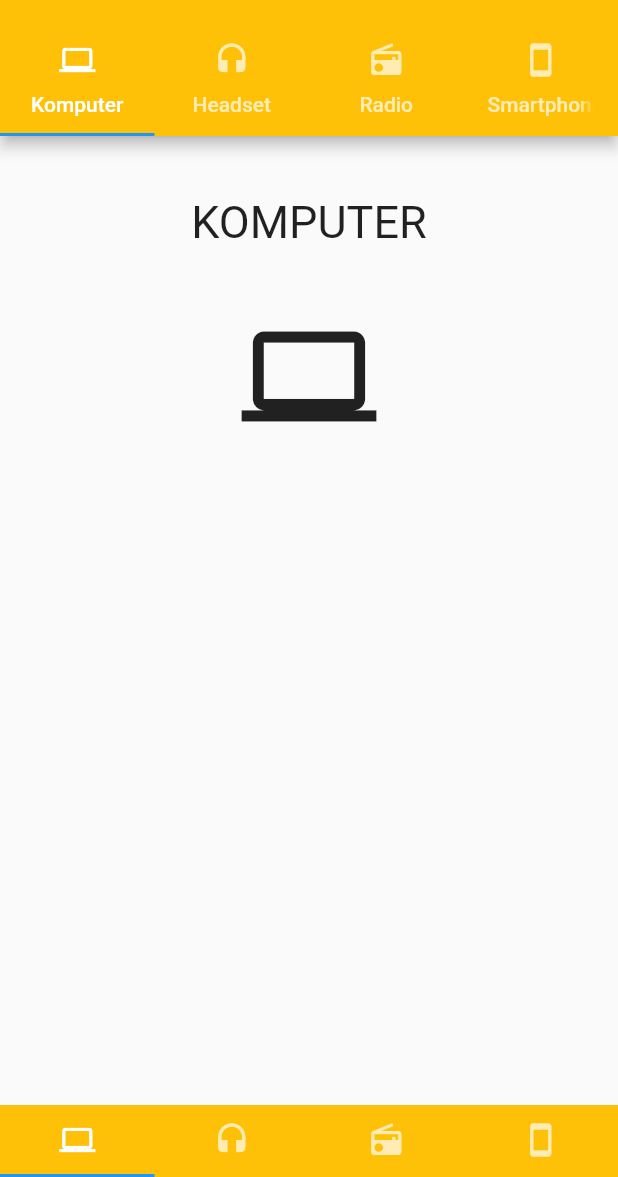
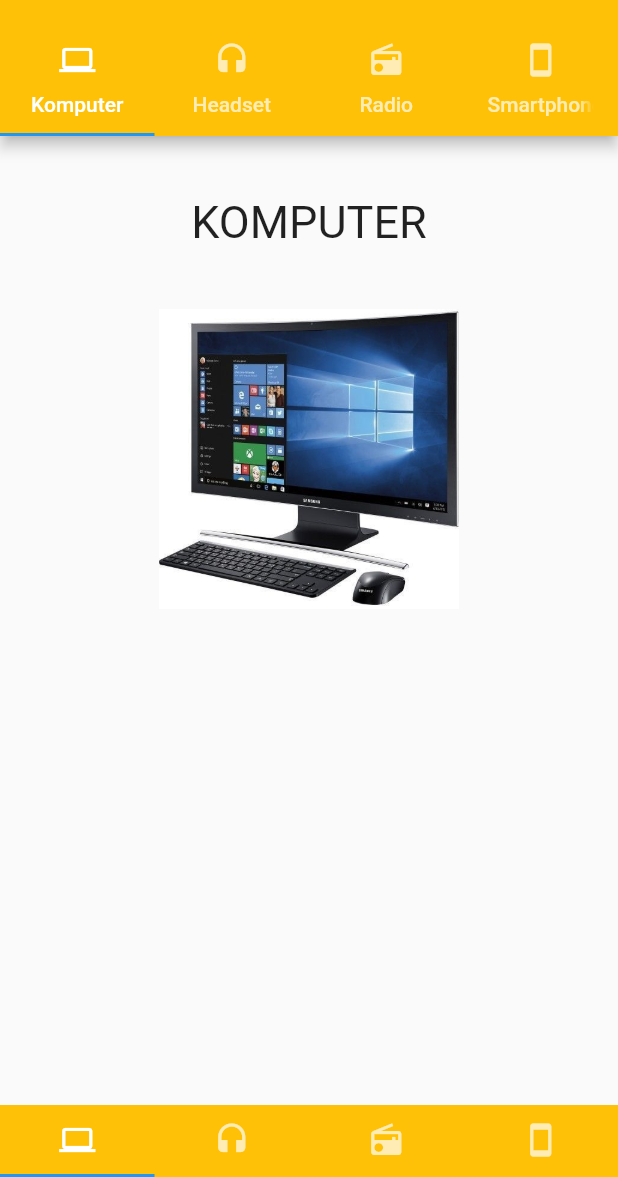
Before and after one commit to ariemay/Flutter-Tabbar-BottomNav-Example, a Flutter app: the screen it shows after launch, on a phone screen of 412 x 824 dp, the part 59-1236 px from its top. Run offline on Flutter 3.47's test engine with Material 2 defaults, Android fonts, the phone set to English and light mode, and no system bars.

Commit message:
Add image to assets and call it in components at tabbar

```diff
--- a/lib/hal_headset.dart
+++ b/lib/hal_headset.dart
@@ -10,7 +10,7 @@ class Headset extends StatelessWidget {
             new Padding(padding: EdgeInsets.all(20.0),),
             new Text("HEADSET", style: new TextStyle(fontSize: 30.0),),
             new Padding(padding: EdgeInsets.all(20.0),),
-            new Icon(Icons.headset, size: 90.0,)
+            new Image.asset("img/speaker.jpeg", width: 200.0,)
           ],
         ),
       ),
--- a/lib/hal_komputer.dart
+++ b/lib/hal_komputer.dart
@@ -10,7 +10,7 @@ class Komputer extends StatelessWidget {
             new Padding(padding: EdgeInsets.all(20.0),),
             new Text("KOMPUTER", style: new TextStyle(fontSize: 30.0),),
             new Padding(padding: EdgeInsets.all(20.0),),
-            new Icon(Icons.computer, size: 90.0,)
+            new Image.asset("img/komputer.jpg", width: 200.0,)
           ],
         ),
       ),
--- a/lib/hal_radio.dart
+++ b/lib/hal_radio.dart
@@ -10,7 +10,7 @@ class Radio extends StatelessWidget {
             new Padding(padding: EdgeInsets.all(20.0),),
             new Text("RADIO", style: new TextStyle(fontSize: 30.0),),
             new Padding(padding: EdgeInsets.all(20.0),),
-            new Icon(Icons.radio, size: 90.0,)
+            new Image.asset("img/radio.jpg", width: 200.0,)
           ],
         ),
       ),
--- a/lib/hal_smartphone.dart
+++ b/lib/hal_smartphone.dart
@@ -10,7 +10,7 @@ class Smartphone extends StatelessWidget {
             new Padding(padding: EdgeInsets.all(20.0),),
             new Text("SMARTPHONE", style: new TextStyle(fontSize: 30.0),),
             new Padding(padding: EdgeInsets.all(20.0),),
-            new Icon(Icons.smartphone, size: 90.0,)
+            new Image.asset("img/smartphone.jpg", width: 300.0,)
           ],
         ),
       ),
--- a/pubspec.yaml
+++ b/pubspec.yaml
@@ -36,6 +36,12 @@ flutter:
   # the material Icons class.
   uses-material-design: true
 
+
+  assets:
+  - img/speaker.jpeg
+  - img/radio.jpg
+  - img/smartphone.jpg
+  - img/komputer.jpg
   # To add assets to your application, add an assets section, like this:
   # assets:
   #  - images/a_dot_burr.jpeg
```
Also changed, not shown: img/komputer.jpg (added), img/radio.jpg (added), img/smartphone.jpg (added), img/speaker.jpeg (added).
